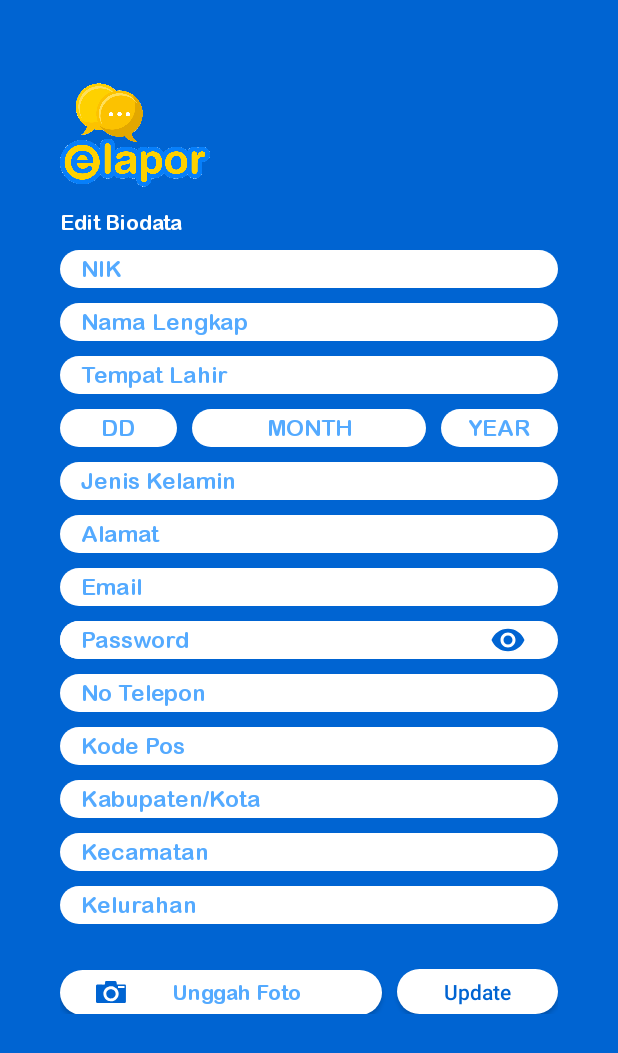
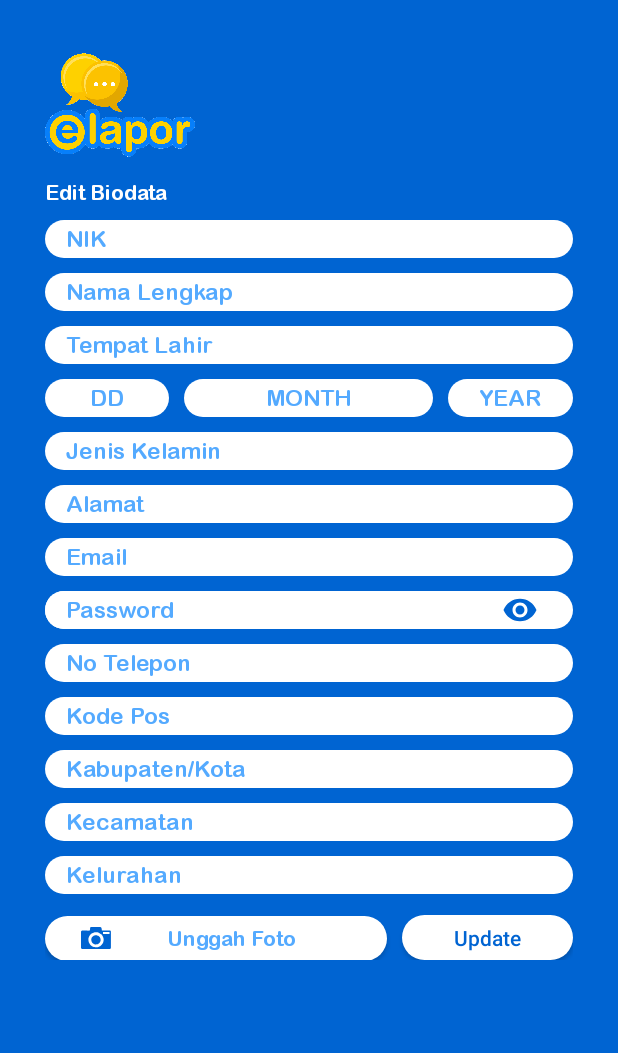
Before and after one commit to devrouw/E-Lapor_app, an Android app: the layout activity_edit_biodata.xml on its own in the app's theme, with its tools: preview values and no code run, on a phone screen of 412 x 824 dp. Shown: the top 1053 px of the screen. Run offline under Robolectric (Android 15) with nearby library versions, the phone set to English and light mode, and no system bars.

Commit message:
add padding bottom

```diff
--- a/app/src/main/res/layout/activity_edit_biodata.xml
+++ b/app/src/main/res/layout/activity_edit_biodata.xml
@@ -16,7 +16,9 @@
     <androidx.constraintlayout.widget.ConstraintLayout
         android:layout_width="match_parent"
         android:layout_height="match_parent"
-        android:padding="40dp">
+        android:paddingTop="20dp"
+        android:paddingBottom="100dp"
+        android:paddingHorizontal="30dp">
 
         <ImageView
             android:id="@+id/iv_logo"
@@ -340,7 +342,7 @@
         <LinearLayout
             android:layout_width="match_parent"
             android:layout_height="wrap_content"
-            android:layout_marginTop="30dp"
+            android:layout_marginTop="14dp"
             android:orientation="horizontal"
             app:layout_constraintStart_toStartOf="parent"
             app:layout_constraintEnd_toEndOf="parent"
```
